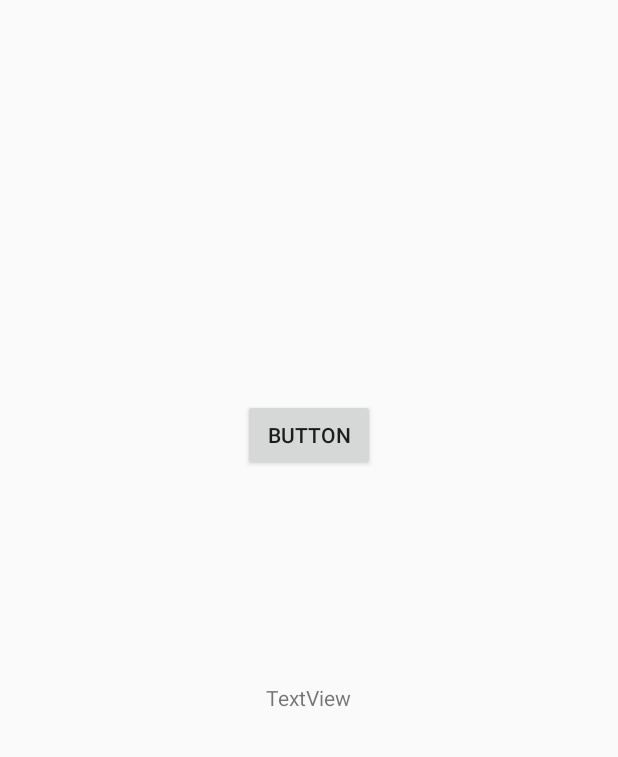
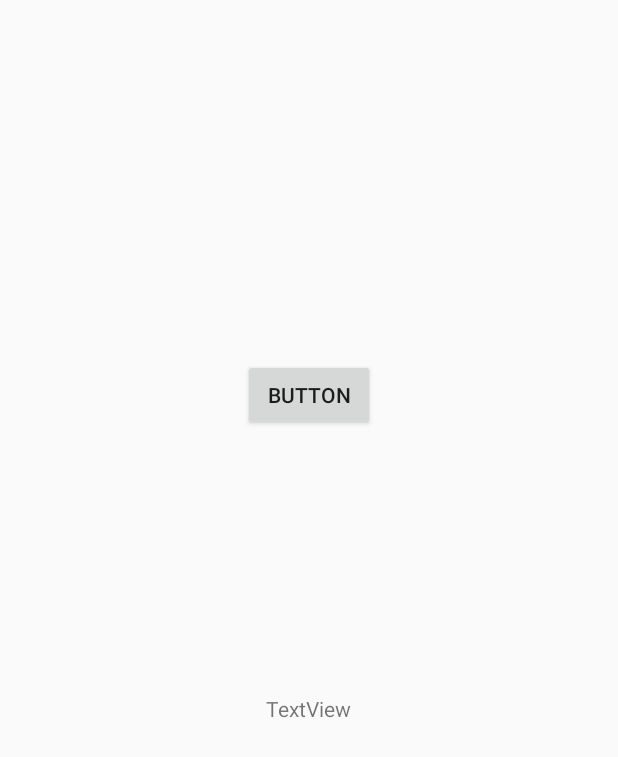
Before and after one commit to isurulakshitha337/CountDownTimer, an Android app: the layout activity_main.xml on its own in the app's theme, with its tools: preview values and no code run, on a phone screen of 412 x 824 dp. Shown: the top 757 px of the screen. Run offline under Robolectric (Android 15) with nearby library versions, the phone set to English and light mode, and no system bars.

```diff
--- a/app/src/main/java/lk/ac/kln/countdowntimer/MainActivity.java
+++ b/app/src/main/java/lk/ac/kln/countdowntimer/MainActivity.java
@@ -6,7 +6,7 @@ import android.os.Bundle;
 import android.widget.TextView;
 
 public class MainActivity extends AppCompatActivity {
-    private int counter = 99;
+    private int counter = 1000;
 
     @Override
     protected void onCreate(Bundle savedInstanceState) {
@@ -23,7 +23,7 @@ public class MainActivity extends AppCompatActivity {
             public void run() {
                 textView.setText(Integer.toString(counter));
                 counter--;
-                handler.postDelayed(this,1000);
+                handler.postDelayed(this,100);
             }
         });
 
--- a/app/src/main/res/layout/activity_main.xml
+++ b/app/src/main/res/layout/activity_main.xml
@@ -20,7 +20,8 @@
         app:layout_constraintBottom_toBottomOf="parent"
         app:layout_constraintEnd_toEndOf="parent"
         app:layout_constraintStart_toStartOf="parent"
-        app:layout_constraintTop_toTopOf="parent" />
+        app:layout_constraintTop_toTopOf="parent"
+        app:layout_constraintVertical_bias="0.215" />
 
     <TextView
         android:id="@+id/textView"
@@ -36,6 +37,7 @@
         app:layout_constraintBottom_toBottomOf="parent"
         app:layout_constraintEnd_toEndOf="parent"
         app:layout_constraintStart_toStartOf="parent"
-        app:layout_constraintTop_toTopOf="parent" />
+        app:layout_constraintTop_toTopOf="parent"
+        app:layout_constraintVertical_bias="0.578" />
 
 </android.support.constraint.ConstraintLayout>
```
